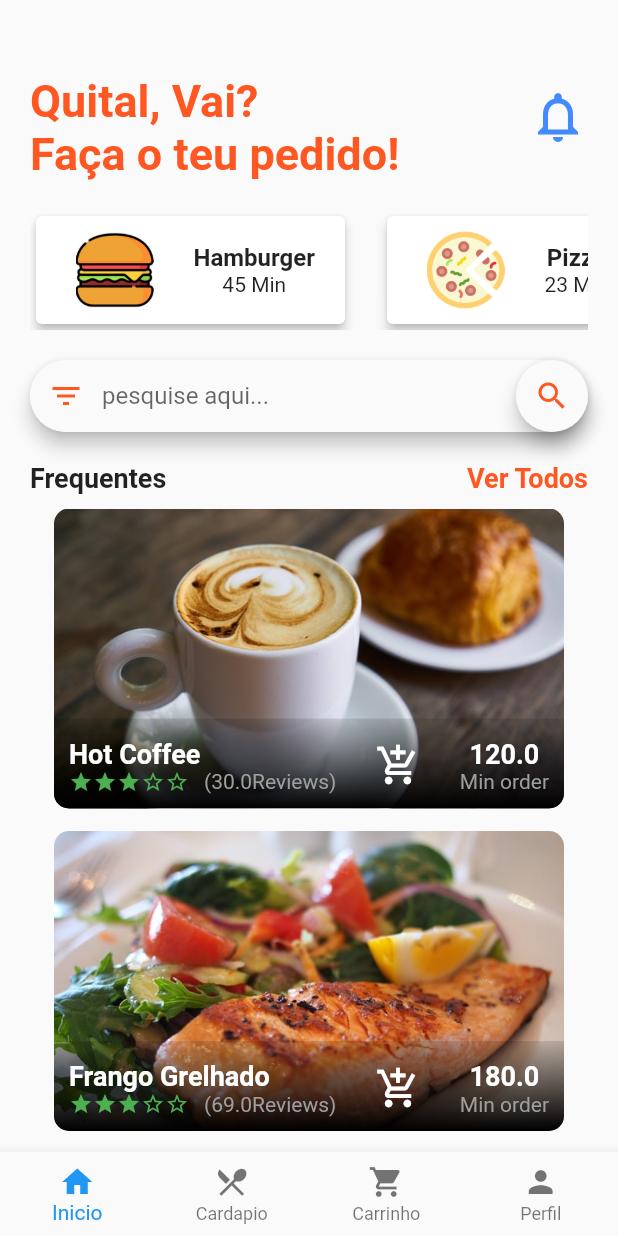
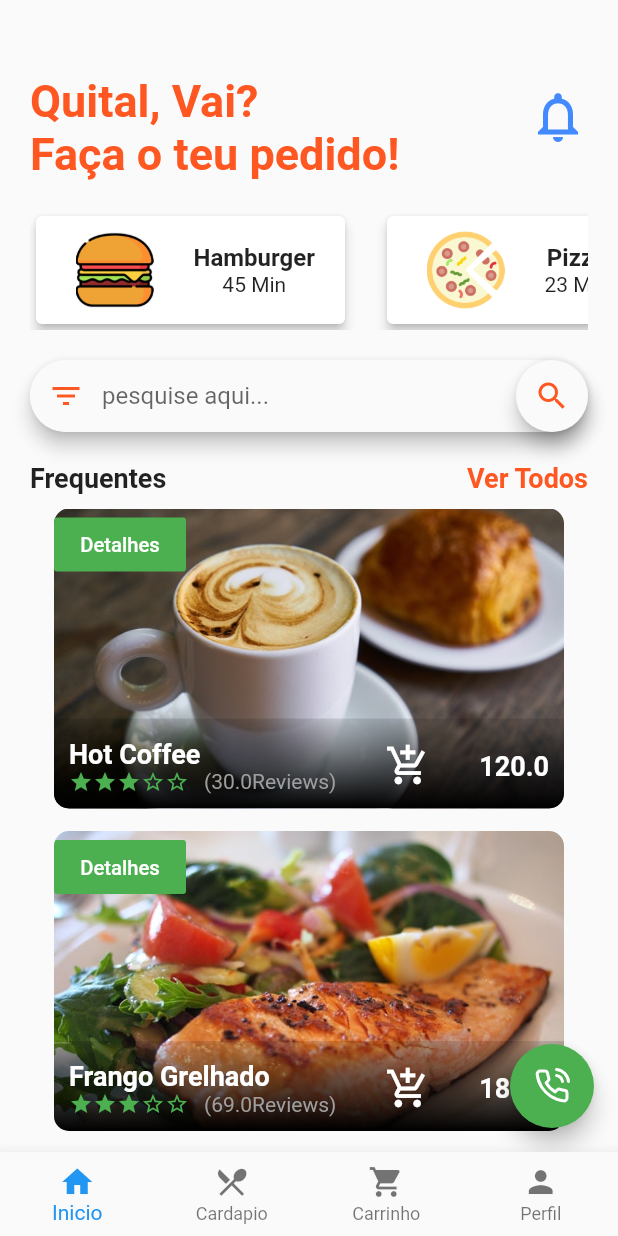
Before and after one commit to HoracioJunior/Food_Ordering_UI, a Flutter app: the screen it shows after launch, on a phone screen of 412 x 824 dp. Run offline on Flutter 3.47's test engine with Material 2 defaults, Android fonts, the phone set to English and light mode, and no system bars; drawn by our look-alikes of smooth_star_rating; our stand-ins replace feather_icons_flutter, image_picker; missing offline and left inert: flutter_auth_buttons.

Commit message:
Upgrade from dependences to layout of pages

```diff
--- a/lib/src/data/food_data.dart
+++ b/lib/src/data/food_data.dart
@@ -6,7 +6,8 @@ final foods = [
       price: 120.0,
       category: "1",
       ratings: 30.0,
-      imagePath: "assets/images/breakfast.jpeg"
+      imagePath: "assets/images/breakfast.jpeg",
+      details: "Inclui Batata, Salada , blalalalala 1",
 
     ),
     Food(
@@ -16,6 +17,7 @@ final foods = [
     category: "2",
     price: 180.0,
     ratings: 69.0,
+    details: "Inclui Batata, Salada , blalalalala 2",
 
     ),
     Food(
@@ -25,6 +27,7 @@ final foods = [
     category: "2",
     price: 240.0,
     ratings: 69.0,
+    details: "Inclui Batata, Salada , blalalalala 3",
 
     ),
   ];
--- a/lib/src/models/food_model.dart
+++ b/lib/src/models/food_model.dart
@@ -4,8 +4,9 @@ class Food{
   final String imagePath;
   final int id;
   final String category;
+  final String details;
   final double price;
   final double ratings;
 
-  Food({this.name, this.imagePath, this.id, this.category, this.price, this.ratings});
+  Food({this.name, this.imagePath, this.id, this.category, this.price, this.ratings, this.details});
 }
--- a/lib/src/pages/cardapio_page.dart
+++ b/lib/src/pages/cardapio_page.dart
@@ -53,6 +53,7 @@ class _CardapioPageState extends State<CardapioPage>{
           imagePath: food.imagePath,
           ratings: food.ratings,
           category: food.category,
+          details: food.details,
         ),
       );
     }
--- a/lib/src/pages/home_page.dart
+++ b/lib/src/pages/home_page.dart
@@ -1,4 +1,6 @@
+import 'package:feather_icons_flutter/feather_icons_flutter.dart';
 import 'package:flutter/material.dart';
+import 'package:url_launcher/url_launcher.dart';
 import '../widgets/home_top_info.dart';
 import '../widgets/food_category.dart';
 import '../widgets/search_field.dart';
@@ -6,20 +8,23 @@ import '../widgets/bought_food.dart';
 import '../data/food_data.dart';
 import '../models/food_model.dart';
 
-class HomePage extends StatefulWidget{
+const url = '';
+const email = '';
+const phone = '+258 848 396 068';
+
+class HomePage extends StatefulWidget {
   @override
   _HomePageState createState() => _HomePageState();
 }
 
 class _HomePageState extends State<HomePage> {
-
   List<Food> _foods = foods;
 
   @override
-    Widget build(BuildContext context){
+  Widget build(BuildContext context) {
     return Scaffold(
         body: ListView(
-            padding: EdgeInsets.only(top:50.0, left: 20.0, right: 20.0),
+          padding: EdgeInsets.only(top: 50.0, left: 20.0, right: 20.0),
           children: <Widget>[
             HomeTopInfo(),
             FoodCategory(),
@@ -29,20 +34,21 @@ class HomePage extends StatefulWidget{
             Row(
               mainAxisAlignment: MainAxisAlignment.spaceBetween,
               children: <Widget>[
-                  Text("Frequentes",
+                Text(
+                  "Frequentes",
                   style: TextStyle(
                     fontSize: 18.0,
                     fontWeight: FontWeight.bold,
                   ),
                 ),
                 GestureDetector(
-                    onTap: (){},
-                    child: Text("Ver Todos",
+                  onTap: () {},
+                  child: Text(
+                    "Ver Todos",
                     style: TextStyle(
                         fontSize: 18.0,
                         fontWeight: FontWeight.bold,
-                      color: Colors.deepOrange
-                    ),
+                        color: Colors.deepOrange),
                   ),
                 ),
               ],
@@ -53,9 +59,22 @@ class HomePage extends StatefulWidget{
             ),
           ],
         ),
-        );
+        floatingActionButton: FloatingActionButton(
+          onPressed: () async{
+             String removeSpaceFromPhoneNumber = phone.replaceAll(new RegExp(r"\s+\b|\b\s"), "");
+                final phoneCall = 'tel:$removeSpaceFromPhoneNumber';
+
+                if (await canLaunch(phoneCall)) {
+                  await launch(phoneCall);
                 }
-    Widget _buildFoodItens(Food food){
+          },
+          child: Icon(FeatherIcons.phoneCall, ),
+          backgroundColor: Colors.green,
+
+        ));
+  }
+
+  Widget _buildFoodItens(Food food) {
     return Container(
       margin: EdgeInsets.only(bottom: 15.0),
       child: BoughtFoods(
@@ -65,6 +84,7 @@ class HomePage extends StatefulWidget{
         imagePath: food.imagePath,
         ratings: food.ratings,
         category: food.category,
+        details: food.details,
       ),
     );
   }
--- a/lib/src/pages/profile_page.dart
+++ b/lib/src/pages/profile_page.dart
@@ -1,5 +1,4 @@
 import 'package:flutter/material.dart';
-import 'package:animated_card/animated_card.dart';
 import 'package:image_picker/image_picker.dart';
 import 'package:feather_icons_flutter/feather_icons_flutter.dart';
 
@@ -146,6 +145,7 @@ class _ProfilePageState extends State<ProfilePage> {
                         backgroundImage: AssetImage("assets/images/lunch.jpeg"),
                         radius: 70,
                         child: FloatingActionButton(
+                          onPressed: (){},
                           tooltip: 'Pick Image',
                           child: Icon(Icons.add_a_photo),
                         ),
@@ -222,6 +222,6 @@ class _ProfilePageState extends State<ProfilePage> {
               ],
             ),
           ),
-        ));
+        ),);
   }
 }
--- a/lib/src/pages/sign_page.dart
+++ b/lib/src/pages/sign_page.dart
@@ -1,5 +1,4 @@
 import 'package:flutter/material.dart';
-import 'package:font_awesome_flutter/font_awesome_flutter.dart';
 import 'package:flutter_auth_buttons/flutter_auth_buttons.dart';
 import 'signup_page.dart';
 
@@ -11,7 +10,6 @@ class SignInPage extends StatefulWidget {
 class _SignInPageState extends State<SignInPage> {
 
   bool _toggleVisibility = true;
-  bool _toggleConfirmVisibility = true;
   @override
   Widget build(BuildContext context) {
     return Scaffold(
--- a/lib/src/widgets/bought_food.dart
+++ b/lib/src/widgets/bought_food.dart
@@ -8,14 +8,58 @@ class BoughtFoods extends StatefulWidget {
   final String category;
   final double price;
   final double ratings;
+  final String details;
 
-  BoughtFoods({this.name, this.imagePath, this.id, this.category, this.price, this.ratings});
+  BoughtFoods(
+      {this.name,
+      this.details,
+      this.imagePath,
+      this.id,
+      this.category,
+      this.price,
+      this.ratings});
 
   @override
- _BoughtFoodsState createState()=> _BoughtFoodsState();
+  _BoughtFoodsState createState() => _BoughtFoodsState();
 }
 
-class _BoughtFoodsState extends State<BoughtFoods>{
+class _BoughtFoodsState extends State<BoughtFoods> {
+  Future<void> popUp() async {
+    return showDialog(
+        context: context,
+        barrierDismissible: true,
+        builder: (BuildContext context) {
+          return AlertDialog(
+            title: Text(
+              "Mais sobre o item",
+              style: TextStyle(color: Colors.deepOrange, fontSize: 15.0),
+            ),
+            content: SingleChildScrollView(
+              child: ListBody(
+                children: <Widget>[
+                  Text(
+                    widget.details.toString(),
+                    style: TextStyle(fontSize: 15.0),
+                  )
+                ],
+              ),
+            ),
+            actions: <Widget>[
+              FlatButton(
+                color: Colors.green,
+                child: Text(
+                  "Fechar",
+                  style: TextStyle(color: Colors.white, fontSize: 15.0),
+                  ),
+                onPressed: () {
+                  Navigator.pop(context);
+                },
+              ),
+            ],
+          );
+        });
+  }
+
   @override
   Widget build(BuildContext context) {
     return ClipRRect(
@@ -27,6 +71,21 @@ class _BoughtFoodsState extends State<BoughtFoods>{
             width: 340.0,
             child: Image.asset(widget.imagePath, fit: BoxFit.cover),
           ),
+          FlatButton(
+            color: Colors.green,
+            textColor: Colors.white,
+            disabledColor: Colors.grey,
+            disabledTextColor: Colors.black,
+            padding: EdgeInsets.all(5.0),
+            splashColor: Colors.green,
+            onPressed: () {
+              popUp();
+            },
+            child: Text(
+              "Detalhes",
+              style: TextStyle(fontSize: 13.5),
+            ),
+          ),
           Positioned(
             left: 0.0,
             bottom: 0.0,
@@ -35,13 +94,9 @@ class _BoughtFoodsState extends State<BoughtFoods>{
               width: 340.0,
               decoration: BoxDecoration(
                   gradient: LinearGradient(
-                  colors: [
-                    Colors.black, Colors.black12
-                  ],
+                      colors: [Colors.black, Colors.black12],
                       begin: Alignment.bottomCenter,
-                  end: Alignment.topCenter
-                )
-              ),
+                      end: Alignment.topCenter)),
             ),
           ),
           Positioned(
@@ -59,16 +114,11 @@ class _BoughtFoodsState extends State<BoughtFoods>{
                       style: TextStyle(
                           color: Colors.white,
                           fontSize: 18.0,
-                        fontWeight: FontWeight.bold
-                      ),
+                          fontWeight: FontWeight.bold),
                     ),
                     Row(
                       children: <Widget>[
-                        /*Icon(Icons.star, color:Theme.of(context).primaryColor, size: 16.0),
-                        Icon(Icons.star, color:Theme.of(context).primaryColor, size: 16.0),
-                        Icon(Icons.star, color:Theme.of(context).primaryColor, size: 16.0),
-                        Icon(Icons.star, color:Theme.of(context).primaryColor, size: 16.0),
-                        Icon(Icons.star, color:Theme.of(context).primaryColor, size: 16.0),*/
+                        /*Icon(Icons.star, color:Theme.of(context).primaryColor, size: 16.0)*/
                         SmoothStarRating(
                             allowHalfRating: false,
                             starCount: 5,
@@ -76,15 +126,11 @@ class _BoughtFoodsState extends State<BoughtFoods>{
                             size: 16.0,
                             color: Colors.green,
                             borderColor: Colors.green,
-                          spacing:0.0
-                        ),
+                            spacing: 0.0),
                         SizedBox(width: 10.0),
-
                         Text(
-                          "("+widget.ratings.toString()+"Reviews)",
-                          style: TextStyle(
-                            color: Colors.grey
-                          ),
+                          "(" + widget.ratings.toString() + "Reviews)",
+                          style: TextStyle(color: Colors.grey),
                         ),
                       ],
                     ),
@@ -93,9 +139,7 @@ class _BoughtFoodsState extends State<BoughtFoods>{
                 Column(
                   children: <Widget>[
                     Icon(Icons.add_shopping_cart,
-                    color:Colors.white,
-                    size: 30.0
-                    ),
+                        color: Colors.white, size: 30.0),
                   ],
                 ),
                 Column(
@@ -105,14 +149,13 @@ class _BoughtFoodsState extends State<BoughtFoods>{
                       style: TextStyle(
                           color: Colors.white,
                           fontWeight: FontWeight.bold,
-                        fontSize: 18.0
+                          fontSize: 18.0),
                     ),
-                    ),
-                    Text("Min order",
+                    /*Text("Min order",
                     style: TextStyle(
                       color: Colors.grey
                       ),
-                    ),
+                    ),*/
                   ],
                 ),
               ],
@@ -122,5 +165,4 @@ class _BoughtFoodsState extends State<BoughtFoods>{
       ),
     );
   }
-
 }
--- a/pubspec.yaml
+++ b/pubspec.yaml
@@ -25,6 +25,7 @@ dependencies:
   flutter_auth_buttons: ^0.5.0
   image_picker: ^0.6.1+4
   animated_card: ^1.0.0+8
+  url_launcher: ^5.1.4
   flutter:
     sdk: flutter
 
```
Also changed, not shown: lib/src/pages/signup_page.dart (+3 -72 lines), lib/src/widgets/order_card.dart (+32 -23 lines), pubspec.lock, 2 other files. Lines whose indentation alone changed are shown as unchanged.
